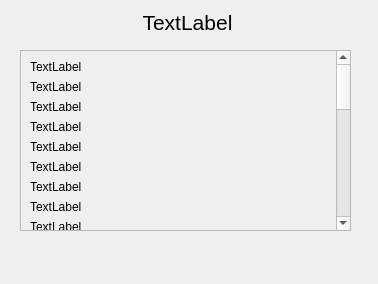
Old version of the form DayPopup.ui in the repository IsaacLance/422group7.
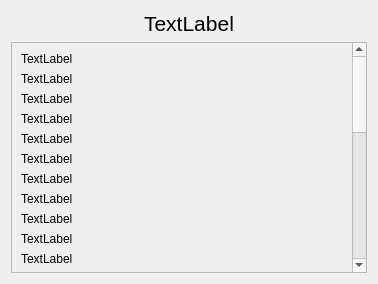
New version of the form.

Commit message: commit sum of group work from last night. Should be a stable version

```diff
--- a/DayPopup.ui
+++ b/DayPopup.ui
@@ -13,15 +13,9 @@
   <property name="windowTitle">
    <string>Dialog</string>
   </property>
+  <layout class="QVBoxLayout" name="verticalLayout_2">
+   <item>
   <widget class="QLabel" name="label_date">
-   <property name="geometry">
-    <rect>
-     <x>12</x>
-     <y>12</y>
-     <width>351</width>
-     <height>21</height>
-    </rect>
-   </property>
    <property name="sizePolicy">
     <sizepolicy hsizetype="Preferred" vsizetype="Fixed">
      <horstretch>0</horstretch>
@@ -40,24 +34,24 @@
     <set>Qt::AlignCenter</set>
    </property>
   </widget>
+   </item>
+   <item>
   <widget class="QScrollArea" name="scrollArea">
-   <property name="geometry">
-    <rect>
-     <x>20</x>
-     <y>50</y>
-     <width>331</width>
-     <height>181</height>
-    </rect>
+     <property name="sizeAdjustPolicy">
+      <enum>QAbstractScrollArea::AdjustToContents</enum>
    </property>
    <property name="widgetResizable">
     <bool>true</bool>
    </property>
+     <property name="alignment">
+      <set>Qt::AlignLeading|Qt::AlignLeft|Qt::AlignTop</set>
+     </property>
    <widget class="QWidget" name="scrollAreaWidgetContents">
     <property name="geometry">
      <rect>
       <x>0</x>
       <y>0</y>
-      <width>312</width>
+        <width>341</width>
       <height>702</height>
      </rect>
     </property>
@@ -455,6 +449,8 @@
     </layout>
    </widget>
   </widget>
+   </item>
+  </layout>
  </widget>
  <resources/>
  <connections/>
```
Lines whose indentation alone changed are shown as unchanged. The commit also changes 2 other files.
